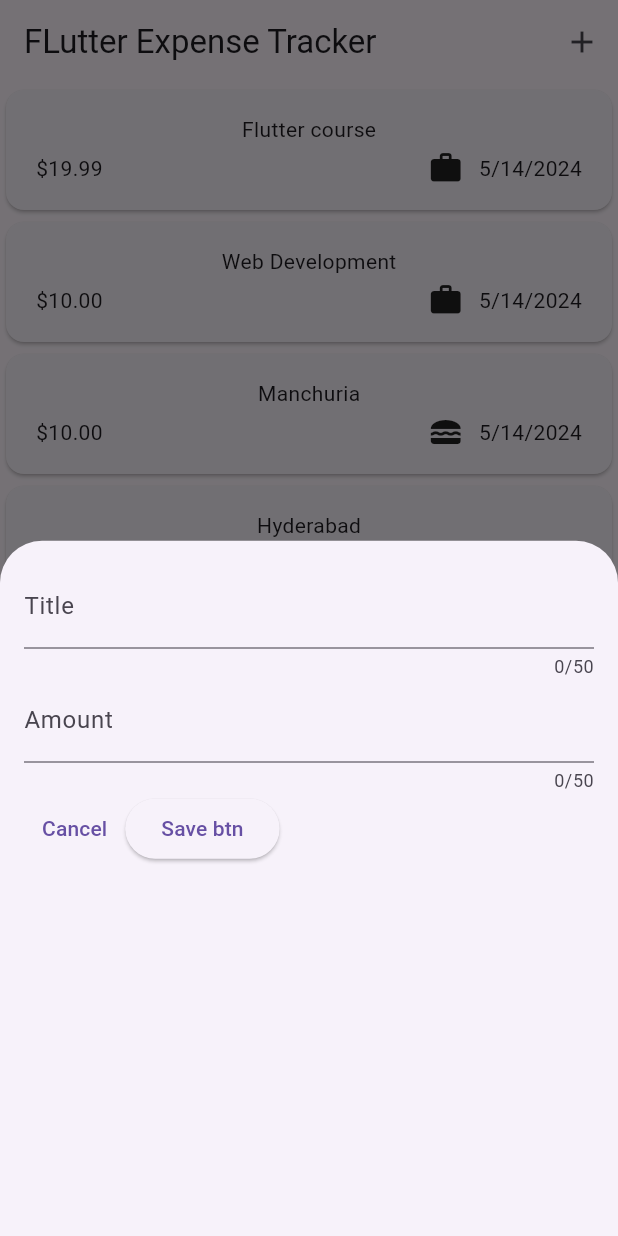
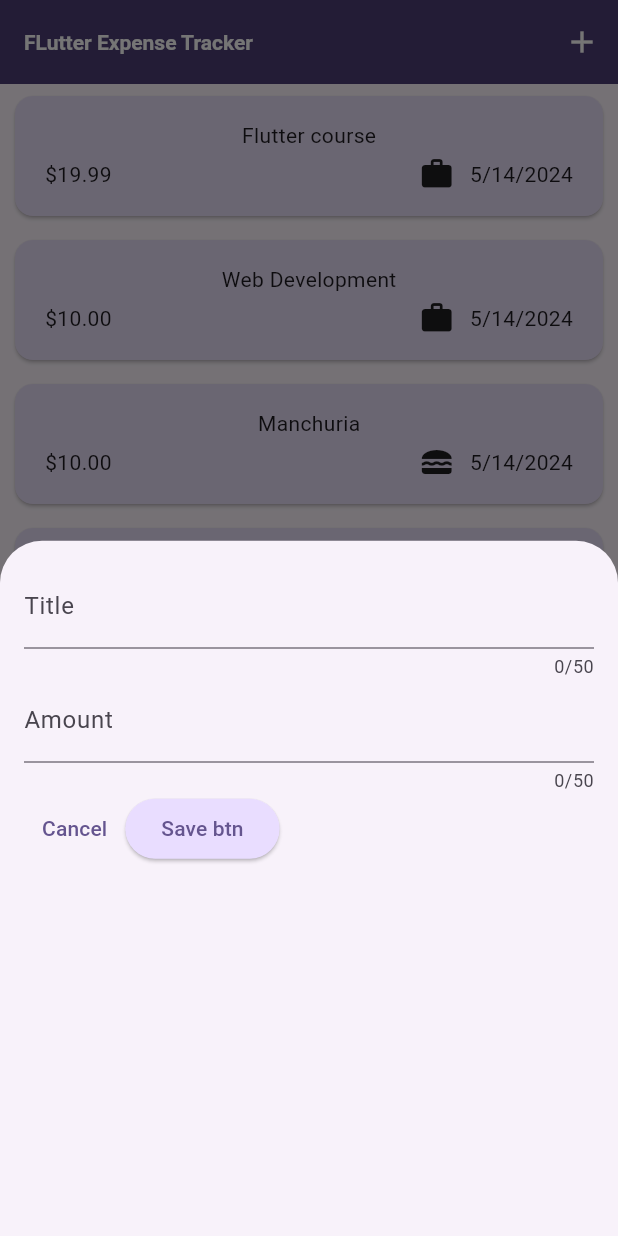
Before and after one commit to rahul-thatipamula/expense-tracker-Flutter-app, a Flutter app: the screen it shows after launch, after a tap on the "add" icon, on a phone screen of 412 x 824 dp. Run offline on Flutter 3.47's test engine with Material 3 defaults, Android fonts, the phone set to English and light mode, and no system bars.

Commit message:
App default theming is updated (Material theme).

```diff
--- a/lib/main.dart
+++ b/lib/main.dart
@@ -2,16 +2,46 @@ import 'package:flutter/material.dart';
 import 'package:expense_tracker/widgets/expenses.dart';
 
 void main() {
-  runApp(const MainApp());
+  runApp(MainApp());
 }
 
 class MainApp extends StatelessWidget {
-  const MainApp({super.key});
+  MainApp({super.key});
 
+  var kColorScheme =
+      ColorScheme.fromSeed(seedColor: Color.fromARGB(255, 96, 59, 181));
+  var kDarkColorScheme = ColorScheme.fromSeed(
+      brightness: Brightness.dark, seedColor: Color.fromARGB(255, 5, 99, 125));
   @override
   Widget build(BuildContext context) {
     return MaterialApp(
-      home: Expenses(),
-    );
+        darkTheme: ThemeData.dark().copyWith(
+            colorScheme: kDarkColorScheme,
+            cardTheme: CardTheme().copyWith(
+                color: kDarkColorScheme.secondaryContainer,
+                margin:
+                    const EdgeInsets.symmetric(horizontal: 10, vertical: 8)),
+            elevatedButtonTheme: ElevatedButtonThemeData(
+                style: ElevatedButton.styleFrom(
+                    backgroundColor: kDarkColorScheme.primaryContainer))),
+        home: Expenses(),
+        theme: ThemeData().copyWith(
+            appBarTheme: AppBarTheme().copyWith(
+              backgroundColor: kColorScheme.onPrimaryContainer,
+              foregroundColor: kColorScheme.onPrimary,
+            ),
+            cardTheme: CardTheme().copyWith(
+                color: kColorScheme.secondaryContainer,
+                margin:
+                    const EdgeInsets.symmetric(horizontal: 10, vertical: 8)),
+            elevatedButtonTheme: ElevatedButtonThemeData(
+                style: ElevatedButton.styleFrom(
+                    backgroundColor: kColorScheme.primaryContainer)),
+            textTheme: ThemeData().textTheme.copyWith(
+                titleLarge: TextStyle(
+                    fontWeight: FontWeight.bold,
+                    color: kColorScheme.onSecondaryContainer,
+                    fontSize: 14)),
+            colorScheme: kColorScheme));
   }
 }
```
